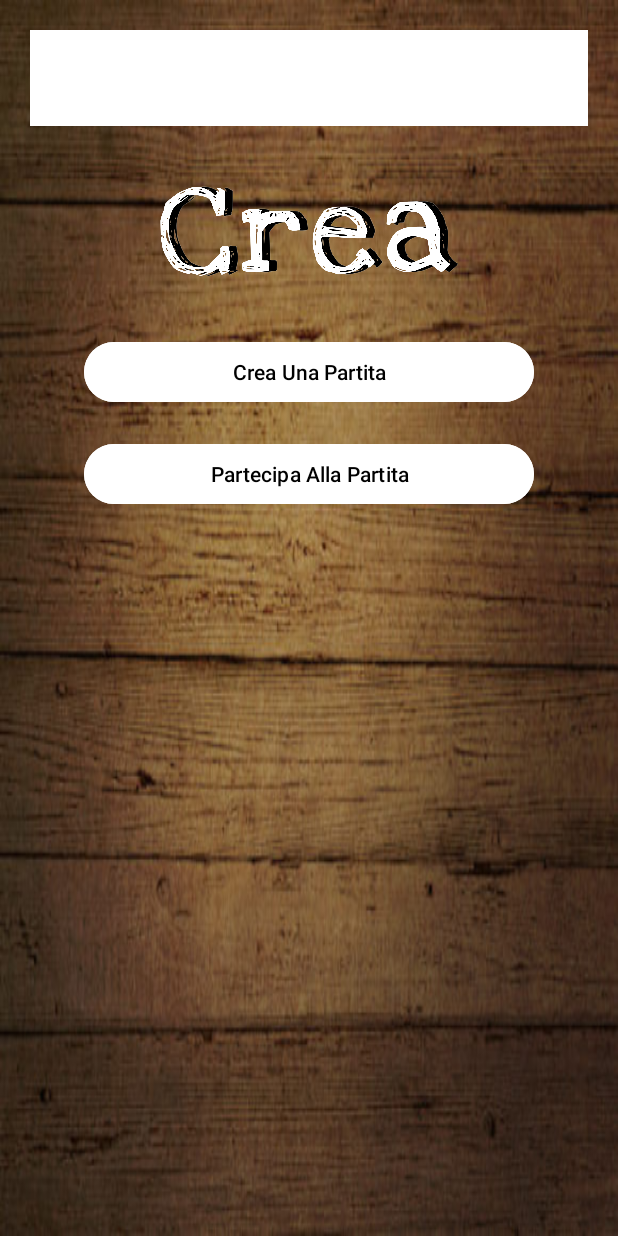
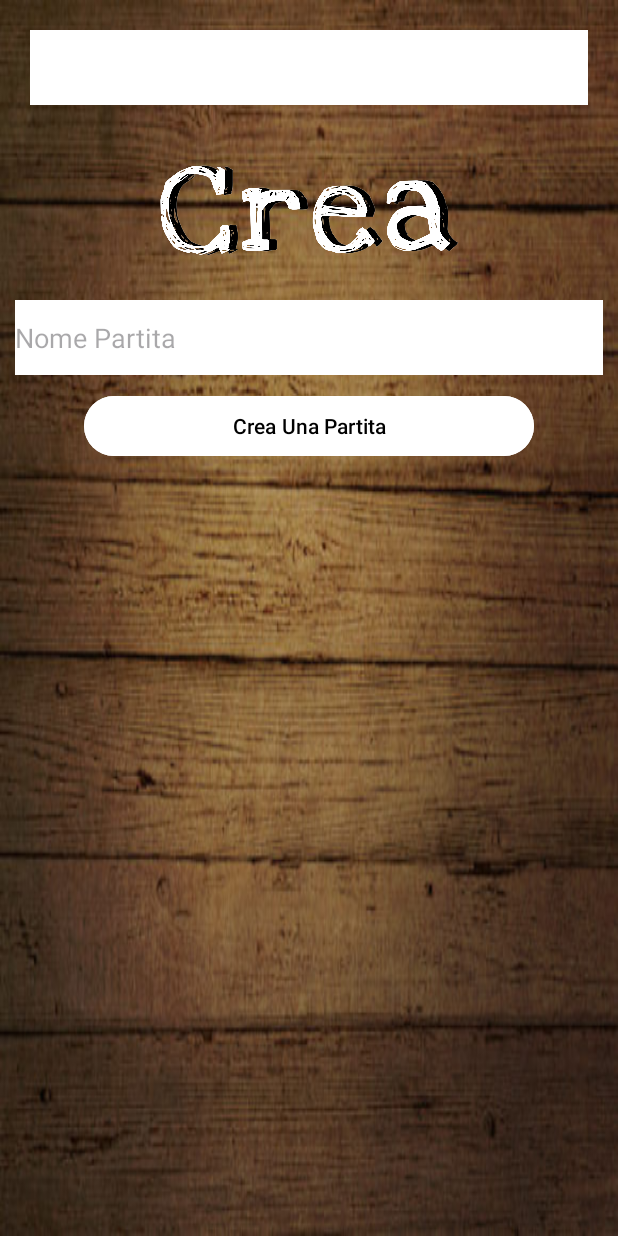
Before and after one commit to micaigulag/damaTDP, an Android app: the layout activity_crea.xml on its own in the app's theme, with its tools: preview values and no code run, on a phone screen of 412 x 824 dp. Run offline under Robolectric (Android 15) with nearby library versions, the phone set to English and light mode, and no system bars.

Commit message:
vista_app

```diff
--- a/app/src/main/AndroidManifest.xml
+++ b/app/src/main/AndroidManifest.xml
@@ -12,6 +12,11 @@
         android:supportsRtl="true"
         android:theme="@style/Theme.Dama"
         tools:targetApi="31">
+
+        <activity android:name=".crea"></activity>
+
+        <activity android:name=".partecipa"></activity>
+
         <activity
             android:name=".MainActivity"
             android:exported="true">
--- a/app/src/main/res/layout/activity_crea.xml
+++ b/app/src/main/res/layout/activity_crea.xml
@@ -5,6 +5,7 @@
     xmlns:app="http://schemas.android.com/apk/res-auto"
     android:layout_width="match_parent"
     android:layout_height="match_parent">
+
 <LinearLayout
     xmlns:app="http://schemas.android.com/apk/res-auto"
     xmlns:tools="http://schemas.android.com/tools"
@@ -20,7 +21,7 @@
     <androidx.appcompat.widget.Toolbar
         android:id="@+id/toolbar"
         android:layout_width="match_parent"
-            android:layout_height="?attr/actionBarSize"
+        android:layout_height="50dp"
         android:background="@color/white"
         android:outlineSpotShadowColor="@color/black"
         android:layout_gravity="center_horizontal"
@@ -36,6 +37,17 @@
         android:adjustViewBounds="true"
         />
 
+    <EditText
+        android:id="@+id/message"
+        android:layout_width="match_parent"
+        android:background="@color/white"
+        android:textColor="@color/black"
+        android:hint="Nome Partita"
+        android:layout_height="50dp"
+        android:inputType=
+            "textCapSentences"
+     />
+
     <Button
         android:layout_width="300dp"
         android:layout_height="wrap_content"
@@ -46,23 +58,13 @@
         android:textColor="@color/black"
         />
 
-        <Button
-            android:theme="@style/Widget.AppCompat.Button.Colored"
-            android:layout_width="300dp"
-            android:layout_height="wrap_content"
-            android:layout_gravity="center_horizontal"
-            android:text="Partecipa Alla Partita"
-            android:layout_margin="10dp"
-            android:backgroundTint="@color/white"
-            android:textColor="@color/black"
-            />
+
 
 
 
 
 
 </LinearLayout>
-
     <com.google.android.material.navigation.NavigationView
         android:id="@+id/navigation"
         android:layout_width="wrap_content"
```
Also changed, not shown: app/src/main/java/com/example/dama/MainActivity.java (+13 -0 lines), app/src/main/java/com/example/dama/crea.java (added, +17 -0 lines), app/src/main/java/com/example/dama/partecipa.java (added, +17 -0 lines), app/src/main/res/layout/activity_main.xml (+10 -6 lines), app/src/main/res/layout/activity_partecipa.xml (+21 -9 lines). Lines whose indentation alone changed are shown as unchanged.
